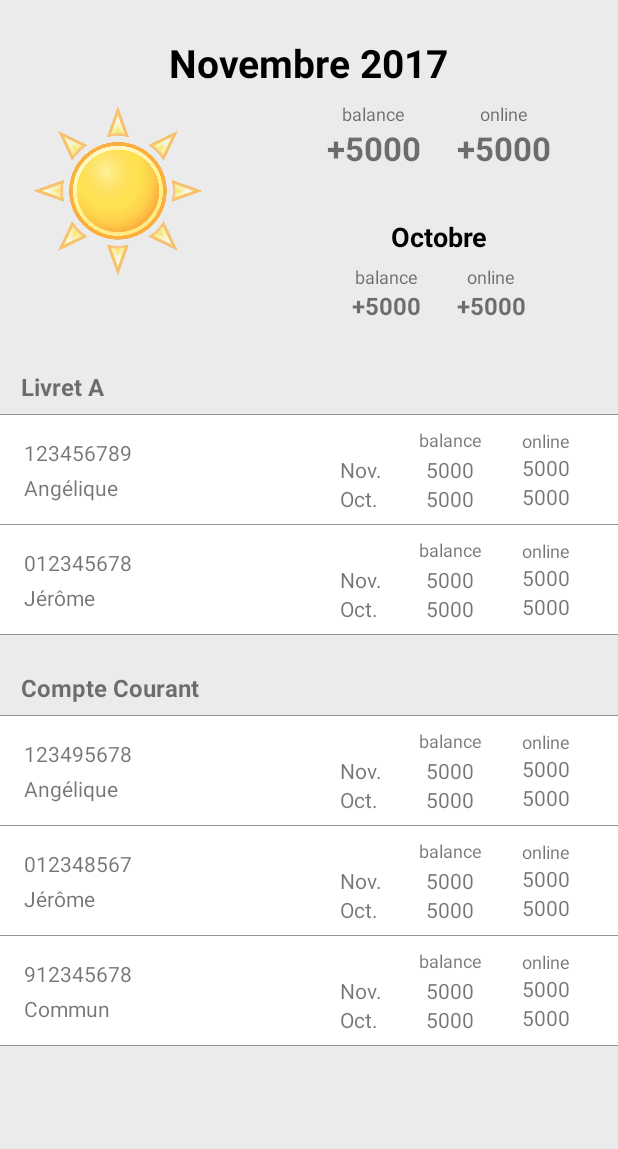
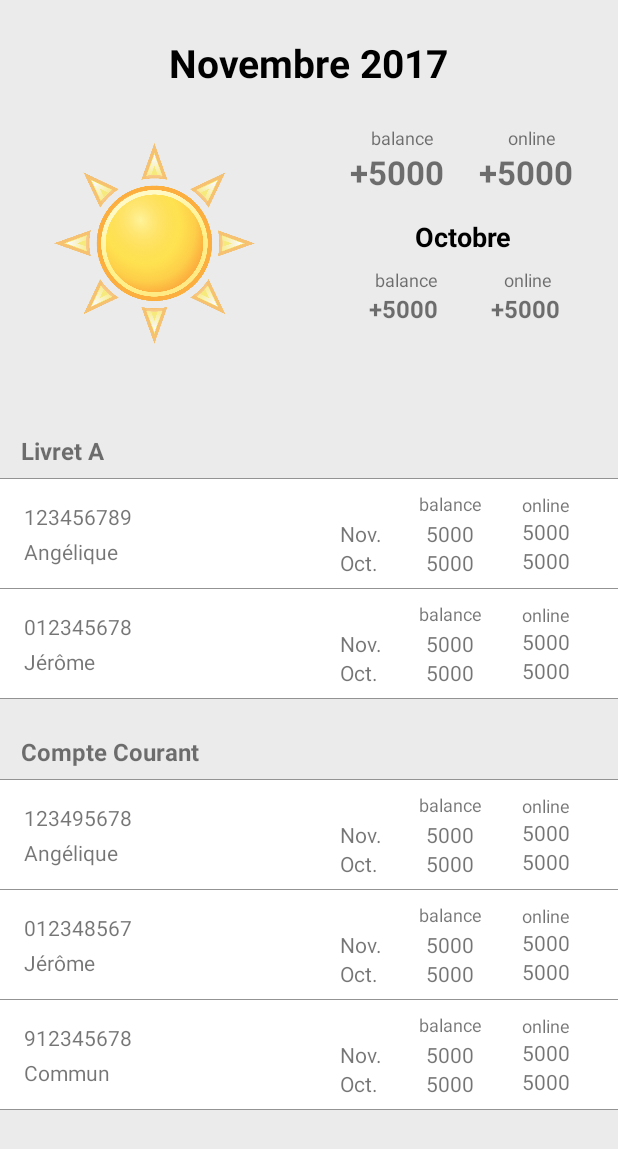
Before and after one commit to brachior/bratafrik, an Android app: the screen it shows after launch (MainActivity), on a phone screen of 412 x 824 dp. Shown: the top 1149 px of the screen. Run offline under Robolectric (Android 15) with nearby library versions, the phone set to English and light mode, and no system bars.

Commit message:
change main layout to ConstraintLayout

```diff
--- a/app/src/main/java/net/brach/android/bratafrik/MainActivity.kt
+++ b/app/src/main/java/net/brach/android/bratafrik/MainActivity.kt
@@ -15,11 +15,11 @@ class MainActivity : AppCompatActivity() {
         super.onCreate(savedInstanceState)
         setContentView(R.layout.activity_main)
 
-        date_current.text = "Novembre 2017"
-        date_previous.text = "Octobre"
+        current_date.text = "Novembre 2017"
+        previous_date.text = "Octobre"
 
-        balance_current.text = "+5000"
-        online_current.text = "+5000"
+        current_balance_value.text = "+5000"
+        current_online_value.text = "+5000"
 
         balance_previous.text = "+5000"
         online_previous.text = "+5000"
--- a/app/src/main/res/layout/activity_main.xml
+++ b/app/src/main/res/layout/activity_main.xml
@@ -1,172 +1,180 @@
 <?xml version="1.0" encoding="utf-8"?>
-<LinearLayout xmlns:android="http://schemas.android.com/apk/res/android"
+<android.support.constraint.ConstraintLayout xmlns:android="http://schemas.android.com/apk/res/android"
     xmlns:app="http://schemas.android.com/apk/res-auto"
     xmlns:tools="http://schemas.android.com/tools"
-    android:orientation="vertical"
-    android:background="@color/background"
+    android:id="@+id/linearLayout"
     android:layout_width="match_parent"
     android:layout_height="match_parent"
+    android:background="@color/background"
+    android:orientation="vertical"
     tools:context="net.brach.android.bratafrik.MainActivity">
 
-    <TextView android:id="@+id/date_current"
-        tools:text="Novembre 2017"
+    <TextView
+        android:id="@+id/current_date"
+        android:layout_width="wrap_content"
+        android:layout_height="wrap_content"
+        android:layout_marginEnd="16dp"
+        android:layout_marginLeft="16dp"
+        android:layout_marginRight="16dp"
+        android:layout_marginStart="16dp"
+        android:layout_marginTop="24dp"
+        android:textColor="@android:color/black"
         android:textSize="26sp"
-        android:textColor="@android:color/black"
         android:textStyle="bold"
-        android:layout_marginTop="24dp"
-        android:layout_gravity="center_horizontal"
+        app:layout_constraintEnd_toEndOf="parent"
+        app:layout_constraintStart_toStartOf="parent"
+        app:layout_constraintTop_toTopOf="parent"
+        tools:text="Novembre 2017" />
+
+    <ImageView
+        android:id="@+id/weather"
+        android:layout_width="0dp"
+        android:layout_height="0dp"
+        android:adjustViewBounds="true"
+        android:contentDescription="@null"
+        android:padding="32dp"
+        android:scaleType="fitCenter"
+        app:layout_constraintDimensionRatio="w,1:1"
+        app:layout_constraintEnd_toStartOf="@+id/half"
+        app:layout_constraintStart_toStartOf="parent"
+        app:layout_constraintTop_toBottomOf="@+id/current_date"
+        app:srcCompat="@drawable/sun" />
+
+    <android.support.constraint.Guideline
+        android:id="@+id/half"
         android:layout_width="wrap_content"
-        android:layout_height="wrap_content" />
-
-    <LinearLayout
-        android:orientation="horizontal"
-        android:baselineAligned="false"
-        android:layout_gravity="center_horizontal"
-        android:layout_marginTop="8dp"
-        android:layout_marginBottom="8dp"
-        android:layout_width="match_parent"
-        android:layout_height="wrap_content">
-
-        <FrameLayout
-            android:layout_marginRight="16dp"
-            android:layout_weight="2"
-            android:layout_width="0dp"
-            android:layout_height="wrap_content">
-
-            <ImageView android:id="@+id/weather"
-                app:srcCompat="@drawable/sun"
-                android:adjustViewBounds="true"
-                android:layout_gravity="center"
-                android:layout_width="120dp"
-                android:layout_height="120dp"
-                android:contentDescription="@null" />
-        </FrameLayout>
-
-        <LinearLayout
+        android:layout_height="wrap_content"
         android:orientation="vertical"
-            android:layout_gravity="center"
-            android:layout_weight="3"
-            android:layout_width="0dp"
-            android:layout_height="wrap_content">
-
-            <LinearLayout
-                android:orientation="horizontal"
-                android:layout_gravity="center_horizontal"
-                android:layout_width="wrap_content"
-                android:layout_height="wrap_content">
-
-                <LinearLayout
-                    android:orientation="vertical"
-                    android:layout_marginBottom="32dp"
-                    android:layout_width="wrap_content"
-                    android:layout_height="wrap_content">
+        app:layout_constraintGuide_percent=".5" />
 
     <TextView
+        android:id="@+id/current_balance_title"
+        android:layout_width="wrap_content"
+        android:layout_height="wrap_content"
+        android:layout_marginTop="24dp"
         android:text="balance"
         android:textSize="12sp"
-                        android:layout_gravity="center_horizontal"
+        app:layout_constraintEnd_toStartOf="@+id/current_online_title"
+        app:layout_constraintHorizontal_bias="0.5"
+        app:layout_constraintStart_toEndOf="@+id/weather"
+        app:layout_constraintStart_toStartOf="@+id/half"
+        app:layout_constraintTop_toBottomOf="@+id/current_date" />
+
+    <TextView
+        android:id="@+id/current_online_title"
         android:layout_width="wrap_content"
-                        android:layout_height="wrap_content" />
+        android:layout_height="wrap_content"
+        android:layout_marginLeft="8dp"
+        android:layout_marginStart="8dp"
+        android:text="online"
+        android:textSize="12sp"
+        app:layout_constraintBottom_toBottomOf="@+id/current_balance_title"
+        app:layout_constraintEnd_toEndOf="parent"
+        app:layout_constraintHorizontal_bias="0.5"
+        app:layout_constraintStart_toEndOf="@+id/current_balance_title"
+        app:layout_constraintTop_toTopOf="@+id/current_balance_title" />
 
-                    <TextView android:id="@+id/balance_current"
-                        tools:text="+5000"
+    <TextView
+        android:id="@+id/current_balance_value"
+        android:layout_width="wrap_content"
+        android:layout_height="wrap_content"
+        android:layout_marginEnd="8dp"
+        android:layout_marginRight="8dp"
         android:textSize="22sp"
         android:textStyle="bold"
-                        android:layout_gravity="center_horizontal"
-                        android:layout_width="wrap_content"
-                        android:layout_height="wrap_content" />
-                </LinearLayout>
-
-                <LinearLayout
-                    android:orientation="vertical"
-                    android:layout_marginLeft="24dp"
-                    android:layout_width="wrap_content"
-                    android:layout_height="wrap_content">
+        app:layout_constraintEnd_toEndOf="@+id/current_balance_title"
+        app:layout_constraintStart_toStartOf="@+id/current_balance_title"
+        app:layout_constraintTop_toBottomOf="@+id/current_balance_title"
+        tools:text="+5000" />
 
     <TextView
+        android:id="@+id/current_online_value"
+        android:layout_width="wrap_content"
+        android:layout_height="wrap_content"
+        android:layout_marginEnd="8dp"
+        android:layout_marginRight="8dp"
+        android:textSize="22sp"
+        android:textStyle="bold"
+        app:layout_constraintEnd_toEndOf="@+id/current_online_title"
+        app:layout_constraintStart_toStartOf="@+id/current_online_title"
+        app:layout_constraintTop_toBottomOf="@+id/current_online_title"
+        tools:text="+5000" />
+
+    <TextView
+        android:id="@+id/previous_date"
+        android:layout_width="wrap_content"
+        android:layout_height="wrap_content"
+        android:layout_marginEnd="16dp"
+        android:layout_marginLeft="16dp"
+        android:layout_marginRight="16dp"
+        android:layout_marginStart="16dp"
+        android:layout_marginTop="16dp"
+        android:textColor="@android:color/black"
+        android:textSize="18sp"
+        android:textStyle="bold"
+        app:layout_constraintEnd_toEndOf="parent"
+        app:layout_constraintStart_toStartOf="@+id/half"
+        app:layout_constraintTop_toBottomOf="@+id/current_balance_value"
+        tools:text="Octobre" />
+
+    <TextView
+        android:id="@+id/previous_balance_title"
+        android:layout_width="wrap_content"
+        android:layout_height="wrap_content"
+        android:layout_marginTop="8dp"
+        android:text="balance"
+        android:textSize="12sp"
+        app:layout_constraintEnd_toStartOf="@+id/previous_online_title"
+        app:layout_constraintHorizontal_bias="0.5"
+        app:layout_constraintStart_toStartOf="@+id/half"
+        app:layout_constraintTop_toBottomOf="@+id/previous_date" />
+
+    <TextView
+        android:id="@+id/previous_online_title"
+        android:layout_width="wrap_content"
+        android:layout_height="wrap_content"
         android:text="online"
         android:textSize="12sp"
-                        android:layout_gravity="center_horizontal"
-                        android:layout_width="wrap_content"
-                        android:layout_height="wrap_content" />
-
-                    <TextView android:id="@+id/online_current"
-                        tools:text="+5000"
-                        android:textSize="22sp"
-                        android:textStyle="bold"
-                        android:layout_gravity="center_horizontal"
-                        android:layout_width="wrap_content"
-                        android:layout_height="wrap_content" />
-                </LinearLayout>
-            </LinearLayout>
+        app:layout_constraintBottom_toBottomOf="@+id/previous_balance_title"
+        app:layout_constraintEnd_toEndOf="parent"
+        app:layout_constraintHorizontal_bias="0.5"
+        app:layout_constraintStart_toEndOf="@+id/previous_balance_title"
+        app:layout_constraintTop_toTopOf="@+id/previous_balance_title" />
 
     <TextView
-                android:id="@+id/date_previous"
-                tools:text="Octobre"
-                android:textSize="18sp"
-                android:textColor="@android:color/black"
+        android:id="@+id/balance_previous"
+        android:layout_width="wrap_content"
+        android:layout_height="wrap_content"
+        android:layout_marginEnd="4dp"
+        android:layout_marginRight="4dp"
+        android:textSize="16sp"
         android:textStyle="bold"
-                android:layout_gravity="center_horizontal"
-                android:layout_marginBottom="6dp"
-                android:layout_width="wrap_content"
-                android:layout_height="wrap_content" />
-
-            <LinearLayout
-                android:orientation="horizontal"
-                android:layout_gravity="center_horizontal"
-                android:layout_width="wrap_content"
-                android:layout_height="wrap_content">
-
-                <LinearLayout
-                    android:orientation="vertical"
-                    android:layout_width="wrap_content"
-                    android:layout_height="wrap_content">
+        app:layout_constraintEnd_toEndOf="@+id/previous_balance_title"
+        app:layout_constraintStart_toStartOf="@+id/previous_balance_title"
+        app:layout_constraintTop_toBottomOf="@+id/previous_balance_title"
+        tools:text="+5000" />
 
     <TextView
-                        android:text="balance"
-                        android:textSize="12sp"
-                        android:layout_gravity="center_horizontal"
+        android:id="@+id/online_previous"
         android:layout_width="wrap_content"
-                        android:layout_height="wrap_content" />
-
-                    <TextView android:id="@+id/balance_previous"
-                        tools:text="+5000"
+        android:layout_height="wrap_content"
+        android:layout_marginEnd="4dp"
+        android:layout_marginRight="4dp"
         android:textSize="16sp"
         android:textStyle="bold"
-                        android:layout_gravity="center_horizontal"
-                        android:layout_width="wrap_content"
-                        android:layout_height="wrap_content" />
-                </LinearLayout>
-
-                <LinearLayout
-                    android:orientation="vertical"
-                    android:layout_marginLeft="24dp"
-                    android:layout_width="wrap_content"
-                    android:layout_height="wrap_content">
-
-                    <TextView
-                        android:text="online"
-                        android:textSize="12sp"
-                        android:layout_gravity="center_horizontal"
-                        android:layout_width="wrap_content"
-                        android:layout_height="wrap_content" />
-
-                    <TextView android:id="@+id/online_previous"
-                        tools:text="+5000"
-                        android:textSize="16sp"
-                        android:textStyle="bold"
-                        android:layout_gravity="center_horizontal"
-                        android:layout_width="wrap_content"
-                        android:layout_height="wrap_content" />
-                </LinearLayout>
-            </LinearLayout>
-        </LinearLayout>
-    </LinearLayout>
+        app:layout_constraintEnd_toEndOf="@+id/previous_online_title"
+        app:layout_constraintStart_toStartOf="@+id/previous_online_title"
+        app:layout_constraintTop_toBottomOf="@+id/previous_online_title"
+        tools:text="+5000" />
 
     <android.support.v7.widget.RecyclerView
         android:id="@+id/accounts"
+        android:layout_width="0dp"
+        android:layout_height="0dp"
         android:background="@color/background"
-        android:layout_width="match_parent"
-        android:layout_height="match_parent"
+        app:layout_constraintBottom_toBottomOf="parent"
+        app:layout_constraintEnd_toEndOf="parent"
+        app:layout_constraintStart_toStartOf="parent"
+        app:layout_constraintTop_toBottomOf="@+id/weather"
         tools:listitem="@layout/item_account" />
-</LinearLayout>
+</android.support.constraint.ConstraintLayout>
--- a/build.gradle
+++ b/build.gradle
@@ -1,7 +1,7 @@
 // Top-level build file where you can add configuration options common to all sub-projects/modules.
 
 buildscript {
-    ext.kotlin_version = '1.2.30'
+    ext.kotlin_version = '1.2.41'
     repositories {
         google()
         jcenter()
```
Lines whose indentation alone changed are shown as unchanged.
